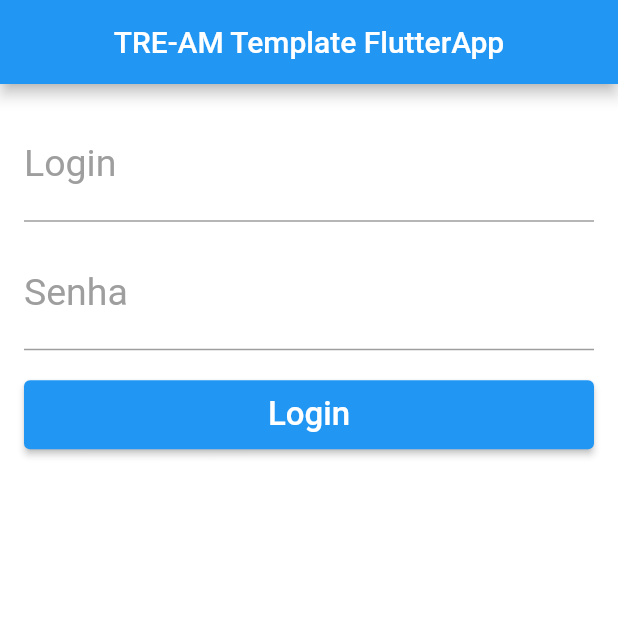
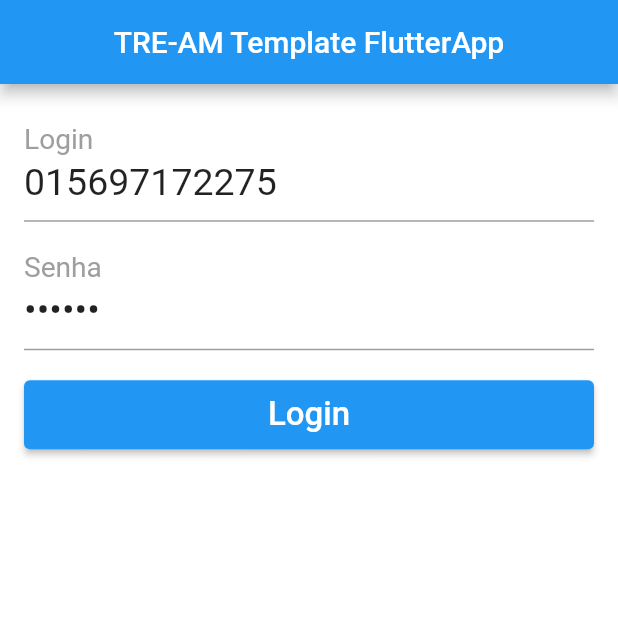
Before and after one commit to moacirviana/template-flutter, a Flutter app: the screen it shows after launch, after a tap on "Login", on a phone screen of 412 x 824 dp, the top half of it. Run offline on Flutter 3.47's test engine with Material 2 defaults, Android fonts, the phone set to English and light mode, and no system bars.

Commit message:
tela de login com validator

```diff
--- a/lib/main.dart
+++ b/lib/main.dart
@@ -17,7 +17,7 @@ class MyApp extends StatelessWidget {
           primarySwatch: Colors.blue,
           //brightness: Brightness.dark,
           scaffoldBackgroundColor: Colors.white),
-      home: const LoginPage(),
+      home: LoginPage(),
     );
   }
 }
--- a/lib/pages/login_page.dart
+++ b/lib/pages/login_page.dart
@@ -1,7 +1,12 @@
 import 'package:flutter/material.dart';
 
 class LoginPage extends StatelessWidget {
-  const LoginPage({super.key});
+  final _tLogin = TextEditingController(text: "015697172275");
+  final _tSenha = TextEditingController(text: "123123");
+   //final _tLogin = TextEditingController();
+  //final _tSenha = TextEditingController();
+  final _formKey = GlobalKey<FormState>();
+  LoginPage({super.key});
 
   @override
   Widget build(BuildContext context) {
@@ -16,35 +21,45 @@ class LoginPage extends StatelessWidget {
   }
 
   _body() {
-    return Container(
+    return Form(
+      key: _formKey,
+      child: Container(
         padding: const EdgeInsets.all(16),
         child: ListView(
           children: [
-          _text("Login", "Digite o login"),
+            _text("Login", "Digite o login", controller: _tLogin, validator: _validateLogin),
             const SizedBox(
               height: 10,
             ),
-          _text("Senha", "Digite a senha", pwdtext: true),
+            _text("Senha", "Digite a senha", pwdtext: true, controller:_tSenha, validator: _validateSenha),
             const SizedBox(
               height: 20,
             ),
             SizedBox(
               height: 46,
-            child: ElevatedButton(
-              child: const Text(
-                "Login",
-                style: TextStyle(color: Colors.white, fontSize: 22),
-              ),
-              onPressed: () {},
-            ),
+              child: _button("Login", _onClickLogin),
             )
           ],
+        ),
       ),
     );
   }
 
-  TextFormField _text(String label, String hint, {bool pwdtext = false}) {
+  _button(String texto, onPressed) {
+    return ElevatedButton(
+        onPressed: onPressed,
+            child: Text(
+              texto,
+              style: const TextStyle(color: Colors.white, fontSize: 22),
+            ),
+          );
+  }
+
+  TextFormField _text(String label, String hint, {bool pwdtext = false,
+  TextEditingController ?controller, FormFieldValidator<String> ?validator}) {
     return TextFormField(
+      controller: controller,
+      validator: validator,
       obscureText: pwdtext,
       decoration: InputDecoration(
           labelText: label,
@@ -56,4 +71,28 @@ class LoginPage extends StatelessWidget {
       ),
     );
   }
+
+  _onClickLogin() {
+     if (!_formKey.currentState!.validate()){
+      return;
     }
+    debugPrint("Login_____");
+  }
+
+  String? _validateLogin(String? value) {
+     if(value != null && value.isEmpty){
+         return "Digite o login";
+     }return null;
+  }
+
+  String? _validateSenha(String? value) {
+     if(value != null && value.isEmpty){
+         return "Digite a senha";
+     }
+      if(value!.length <3){
+         return "A senha precisa ter pelo menos 3 caracteres.";
+     }
+     return null;
+  }
+
+}
```
Lines whose indentation alone changed are shown as unchanged.
